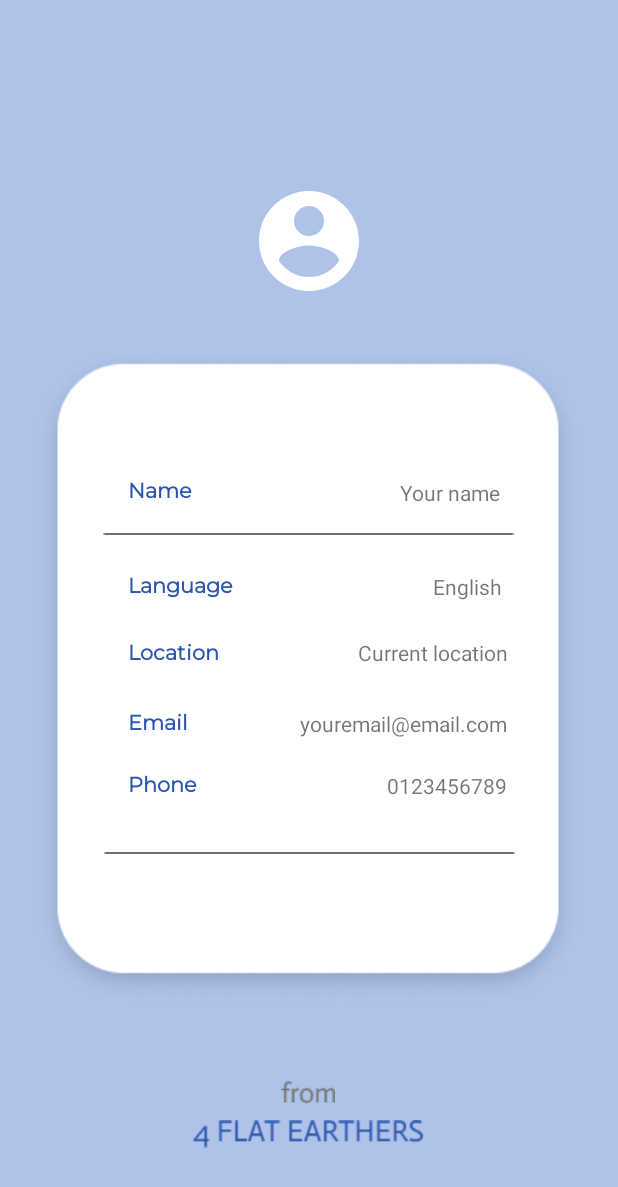
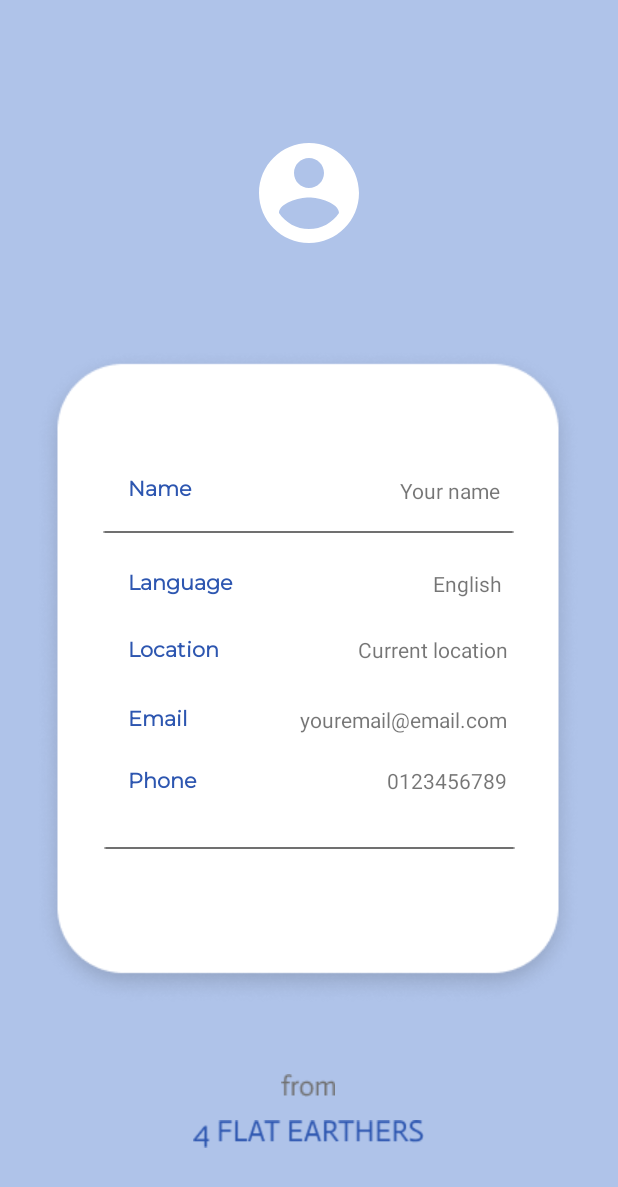
Before and after one commit to JomDobi/JomDobi, an Android app: the layout activity_user_profile.xml on its own in the app's theme, with its tools: preview values and no code run, on a phone screen of 412 x 824 dp. Shown: the top 1187 px of the screen. Run offline under Robolectric (Android 15) with nearby library versions, the phone set to English and light mode, and no system bars.

Commit message:
update layout

```diff
--- a/app/src/main/res/layout/activity_login.xml
+++ b/app/src/main/res/layout/activity_login.xml
@@ -27,12 +27,12 @@
         android:id="@+id/imageView9"
         android:layout_width="wrap_content"
         android:layout_height="wrap_content"
+        android:contentDescription="TODO"
         app:layout_constraintBottom_toBottomOf="parent"
         app:layout_constraintStart_toStartOf="parent"
         app:layout_constraintTop_toTopOf="@+id/password_login"
         app:layout_constraintVertical_bias="1.0"
-        app:srcCompat="@drawable/rectangle_111"
-        android:contentDescription="TODO" />
+        app:srcCompat="@drawable/rectangle_111" />
 
     <TextView
         android:id="@+id/signup_text"
--- a/app/src/main/res/layout/activity_main.xml
+++ b/app/src/main/res/layout/activity_main.xml
@@ -87,7 +87,7 @@
         app:layout_constraintHorizontal_bias="0.0"
         app:layout_constraintStart_toStartOf="parent"
         app:layout_constraintTop_toTopOf="@+id/imageView20"
-        app:layout_constraintVertical_bias="0.896"
+        app:layout_constraintVertical_bias="0.911"
         app:srcCompat="@drawable/wave__2__1" />
 
 </android.support.constraint.ConstraintLayout>
--- a/app/src/main/res/layout/activity_user_profile.xml
+++ b/app/src/main/res/layout/activity_user_profile.xml
@@ -23,13 +23,13 @@
         android:id="@+id/imageView5"
         android:layout_width="wrap_content"
         android:layout_height="wrap_content"
-        android:layout_marginBottom="88dp"
-        app:layout_constraintBottom_toBottomOf="parent"
+        android:layout_marginTop="8dp"
+        android:layout_marginBottom="8dp"
+        app:layout_constraintBottom_toTopOf="@+id/imageView4"
         app:layout_constraintEnd_toEndOf="parent"
         app:layout_constraintHorizontal_bias="0.498"
         app:layout_constraintStart_toStartOf="parent"
         app:layout_constraintTop_toTopOf="@+id/imageView20"
-        app:layout_constraintVertical_bias="0.655"
         app:srcCompat="@drawable/from" />
 
     <ImageView
@@ -140,10 +140,12 @@
         android:id="@+id/imageView14"
         android:layout_width="80dp"
         android:layout_height="80dp"
-        android:layout_marginBottom="32dp"
+        android:layout_marginTop="40dp"
+        android:layout_marginBottom="16dp"
         app:layout_constraintBottom_toTopOf="@+id/imageView8"
         app:layout_constraintEnd_toEndOf="parent"
         app:layout_constraintStart_toStartOf="parent"
+        app:layout_constraintTop_toTopOf="parent"
         app:srcCompat="@drawable/ic_baseline_account_circle_24" />
 
     <TextView
```
